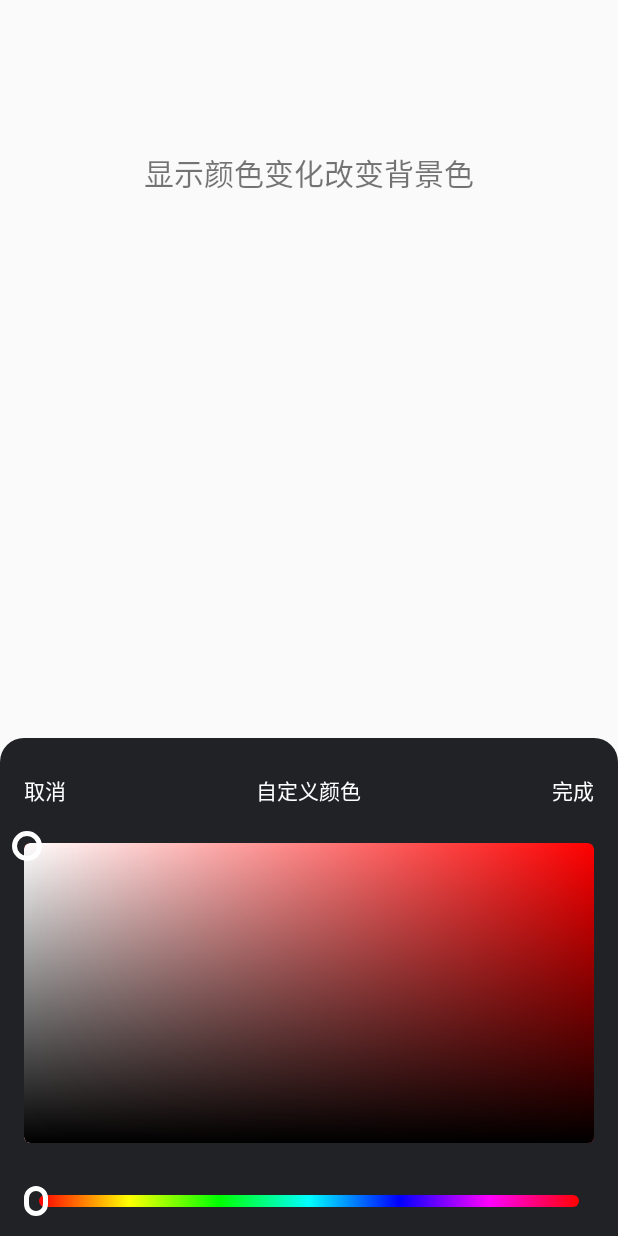
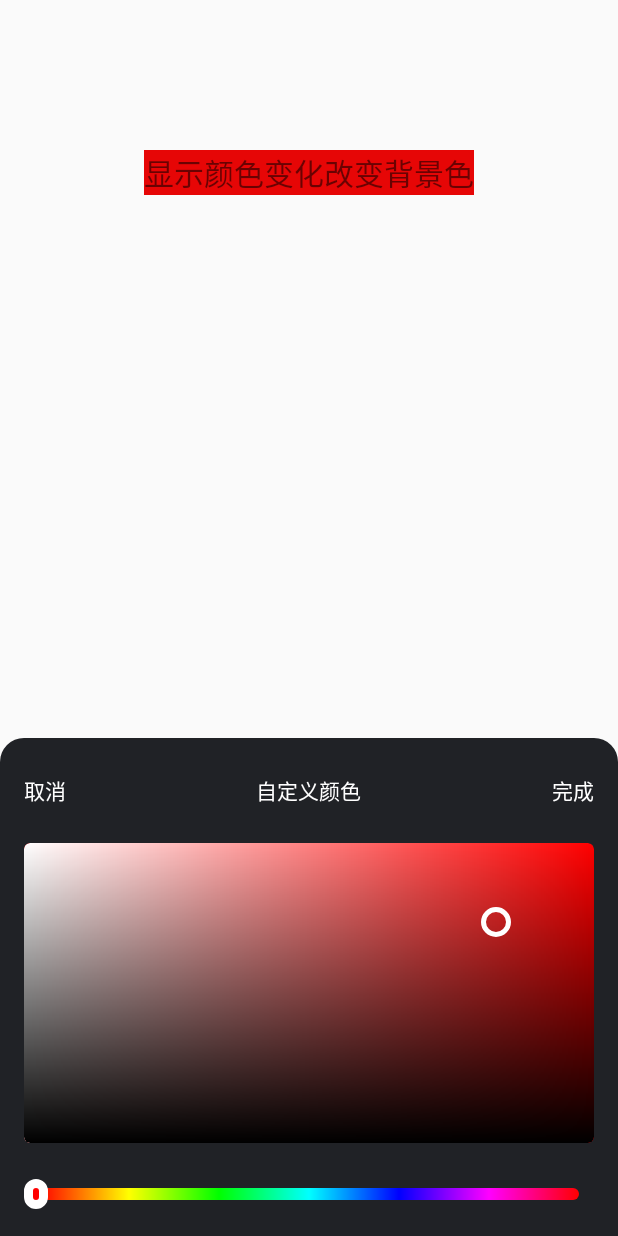
Before and after one commit to fang852049105/KotlinDemo, an Android app: the TestActivity screen opened directly, with no data from a screen before it, after a tap on "显示颜色变化改变背景色", on a phone screen of 412 x 824 dp. Run offline under Robolectric (Android 15) with nearby library versions, the phone set to English and light mode, and no system bars; our stand-ins replace CircleImageView, RxJava; libraries missing offline, so code that uses them is left out: com.orhanobut.logger, com.squareup.leakcanary, com.tencent.bugly, pub.devrel.easypermissions; network calls fail; Roboto replaces fonts that are not available here.

Commit message:
Feat：支持设置初始颜色并定位功能

```diff
--- a/app/src/main/java/com/fxq/kotlin/mvvm/ui/fragment/ColorPickerFragment.kt
+++ b/app/src/main/java/com/fxq/kotlin/mvvm/ui/fragment/ColorPickerFragment.kt
@@ -3,6 +3,7 @@ package com.fxq.kotlin.mvvm.ui.fragment
 import android.app.Activity
 import android.app.AlertDialog
 import android.app.Dialog
+import android.graphics.Color
 import android.os.Bundle
 import android.support.v4.app.DialogFragment
 import android.util.DisplayMetrics
@@ -23,6 +24,7 @@ import com.hazz.kotlinmvp.R
 class ColorPickerFragment : DialogFragment() {
 
   var mOnColorChangeListener: OnColorChangeListener? = null
+  var colorId = -3987159
   private lateinit var mColorPicker: ColorPicker
 
   override fun onCreateDialog(savedInstanceState: Bundle?): Dialog {
@@ -45,7 +47,8 @@ class ColorPickerFragment : DialogFragment() {
   private fun getDialogView(activity: Activity): View? {
     val view: View = LayoutInflater.from(activity).inflate(R.layout.fragment_color_picker, null)
     mColorPicker = view.findViewById(R.id.cpv_color_picker)
-    mColorPicker.setOnColorChangeListener(mOnColorChangeListener)
+    mColorPicker.onColorChangeListener = mOnColorChangeListener
+    mColorPicker.initColor(colorId)
     return view
   }
 
--- a/app/src/main/java/com/hazz/kotlinmvp/ui/activity/TestActivity.kt
+++ b/app/src/main/java/com/hazz/kotlinmvp/ui/activity/TestActivity.kt
@@ -17,6 +17,7 @@ import kotlinx.android.synthetic.main.activity_test.tv_show
 class TestActivity : BaseActivity() {
 
   private var colorPickerFragment: ColorPickerFragment?= null
+  private var currentColorId = -3987159
   override fun layoutId(): Int {
     return R.layout.activity_test
   }
@@ -25,19 +26,20 @@ class TestActivity : BaseActivity() {
   }
 
   override fun initView() {
-    cpv_color_picker.setOnColorChangeListener(object : OnColorChangeListener {
-      override fun colorChanged(color: Int) {
-        Log.e("fxq", "color = $color")
-        //tv_show.setBackgroundColor(color)
-      }
-    })
+    tv_show.setBackgroundColor(-1702394)
     tv_show.setOnClickListener(View.OnClickListener {
       //cpv_color_picker.visibility = View.VISIBLE
       colorPickerFragment?.let {
+        it.colorId = currentColorId
         it.show(supportFragmentManager, "colorPicker")
       } ?: ColorPickerFragment().let {
         colorPickerFragment = it
-        it.mOnColorChangeListener = OnColorChangeListener { color -> tv_show.setBackgroundColor(color) }
+        it.mOnColorChangeListener = OnColorChangeListener { color ->
+          tv_show.setBackgroundColor(color)
+          currentColorId = color
+          Log.e("fxq", "color = $color")
+        }
+        it.colorId = currentColorId
         it.show(supportFragmentManager, "colorPicker")
       }
     })
--- a/lib-widget/src/main/res/layout/view_color_picker.xml
+++ b/lib-widget/src/main/res/layout/view_color_picker.xml
@@ -48,10 +48,10 @@
     <LinearLayout
         android:id="@+id/ll_progress"
         android:layout_width="match_parent"
-        android:layout_height="64dp"
+        android:layout_height="48dp"
         android:layout_below="@+id/fl_color"
         android:orientation="horizontal"
-        android:gravity="center_vertical">
+        android:layout_marginTop="4dp">
 
         <LinearLayout
             android:layout_width="match_parent"
```
Also changed, not shown: lib-widget/src/main/java/com/fxq/lib/widget/colorpicker/ColorPicker.kt (+50 -91 lines).
